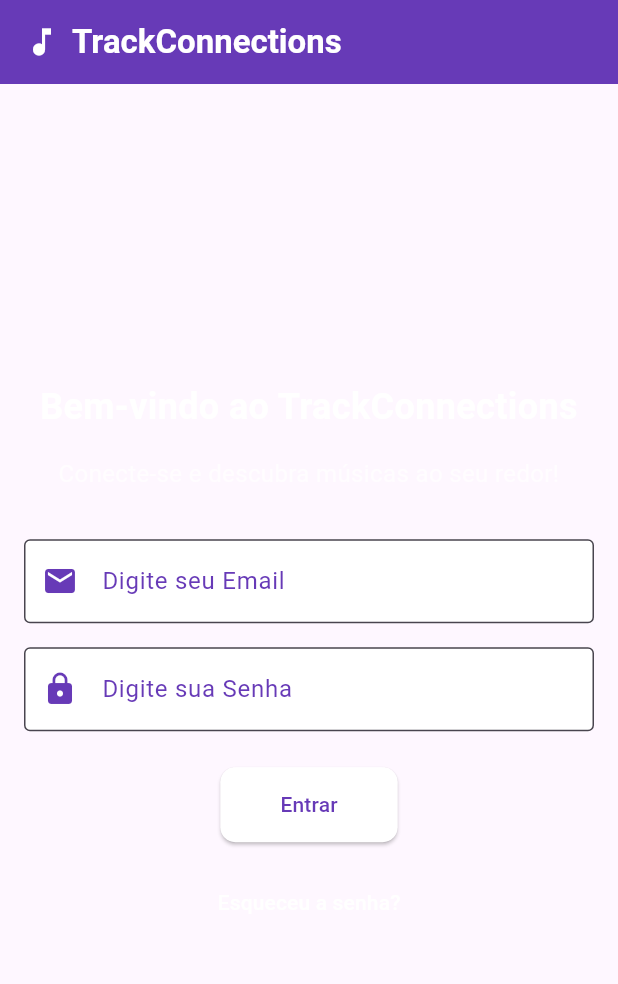
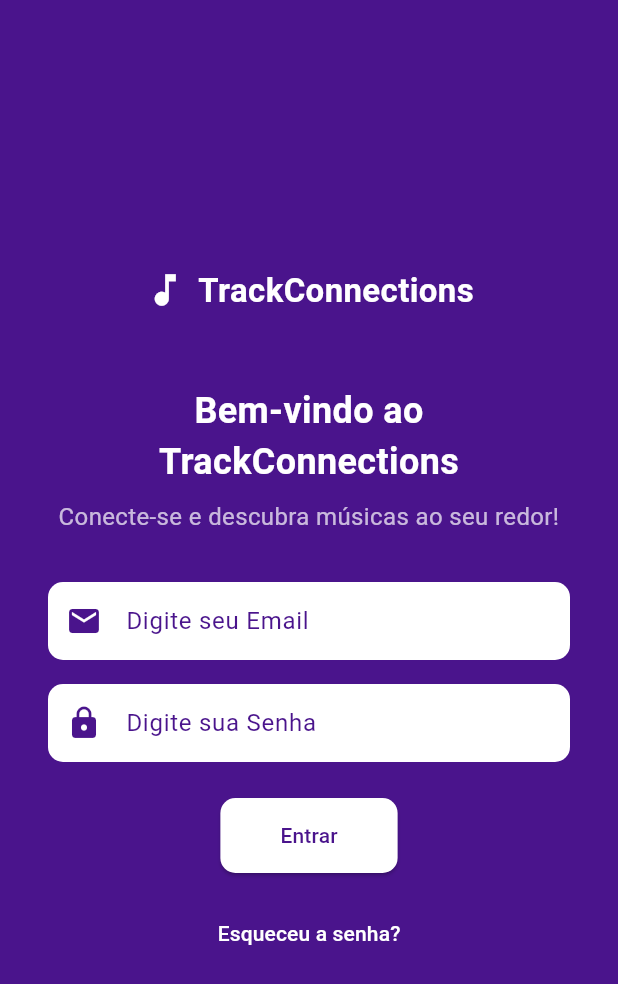
Before and after one commit to GabrielTembra/trackonnections, a Flutter app: the screen it shows after launch, on a phone screen of 412 x 824 dp. Shown: the top 984 px of the screen. Run offline on Flutter 3.47's test engine with Material 3 defaults, Android fonts, the phone set to English and light mode, and no system bars; our stand-ins replace google_maps_flutter, shared_preferences; missing offline and left inert: flutter_appauth.

Commit message:
quarto commit

```diff
--- a/lib/telaLogin.dart
+++ b/lib/telaLogin.dart
@@ -1,7 +1,4 @@
 import 'package:flutter/material.dart';
-import 'package:flutter_map/flutter_map.dart';
-import 'package:latlong2/latlong.dart';
-import 'package:maps_launcher/maps_launcher.dart';
 import 'package:trackonnections/telaPrincipal.dart';
 
 void main() {
@@ -19,7 +16,7 @@ class Telalogin extends StatelessWidget {
       theme: ThemeData(
         primarySwatch: Colors.deepPurple,
         visualDensity: VisualDensity.adaptivePlatformDensity,
-        scaffoldBackgroundColor: Colors.deepPurple,
+        scaffoldBackgroundColor: const Color(0xFF4A148C), // Fundo roxo escuro
       ),
       home: const LoginScreen(),
     );
@@ -29,115 +26,124 @@ class Telalogin extends StatelessWidget {
 class LoginScreen extends StatelessWidget {
   const LoginScreen({super.key});
 
-  static const LatLng _initialLocation = LatLng(-23.5505, -46.6333); // São Paulo
-
-  // Função para abrir o mapa
-  void _openMap() {
-    MapsLauncher.launchCoordinates(_initialLocation.latitude, _initialLocation.longitude);
-  }
-
   @override
   Widget build(BuildContext context) {
     return Scaffold(
-      appBar: AppBar(
-        backgroundColor: Colors.deepPurple, // Cor de fundo do AppBar roxa
-        title: Row(
+      backgroundColor: const Color(0xFF4A148C), // Fundo roxo escuro
+      body: Center(
+        child: SingleChildScrollView(
+          child: Padding(
+            padding: const EdgeInsets.symmetric(horizontal: 32.0),
+            child: Column(
+              mainAxisAlignment: MainAxisAlignment.center,
               children: [
-            const Icon(Icons.music_note, color: Colors.white),
-            const SizedBox(width: 8),
-            const Text(
+                Row(
+                  mainAxisAlignment: MainAxisAlignment.center,
+                  children: const [
+                    Icon(
+                      Icons.music_note,
+                      color: Colors.white,
+                      size: 28,
+                    ),
+                    SizedBox(width: 8),
+                    Text(
                       'TrackConnections',
                       style: TextStyle(
                         fontFamily: 'Roboto',
                         fontWeight: FontWeight.bold,
                         fontSize: 22,
-                color: Colors.white, // Título em branco
+                        color: Colors.white,
                       ),
                     ),
                   ],
                 ),
-        centerTitle: true,
-      ),
-      body: Padding(
-        padding: const EdgeInsets.all(16.0),
-        child: Column(
-          mainAxisAlignment: MainAxisAlignment.center,
-          children: [
+                const SizedBox(height: 48),
                 const Text(
                   'Bem-vindo ao TrackConnections',
                   style: TextStyle(
                     fontSize: 24,
                     fontWeight: FontWeight.bold,
-                color: Colors.white, // Título em branco
+                    color: Colors.white,
                   ),
                   textAlign: TextAlign.center,
                 ),
-            const SizedBox(height: 16),
+                const SizedBox(height: 8),
                 const Text(
                   'Conecte-se e descubra músicas ao seu redor!',
                   style: TextStyle(
                     fontSize: 16,
-                color: Colors.white70, // Texto abaixo do título em um tom mais claro
+                    color: Colors.white70,
                   ),
                   textAlign: TextAlign.center,
                 ),
                 const SizedBox(height: 32),
-            const TextField(
+                Container(
+                  decoration: BoxDecoration(
+                    color: Colors.white,
+                    borderRadius: BorderRadius.circular(10),
+                  ),
+                  child: const TextField(
                     decoration: InputDecoration(
-                hintText: 'Digite seu Email', // Texto dentro do campo de texto
-                hintStyle: TextStyle(color: Colors.deepPurple), // Cor do texto da dica
-                border: OutlineInputBorder(),
-                prefixIcon: Icon(Icons.mail, color: Colors.deepPurple), // Ícone de carta roxo
-                filled: true,
-                fillColor: Colors.white, // Cor de fundo do campo de texto
+                      hintText: 'Digite seu Email',
+                      hintStyle: TextStyle(color: Color(0xFF4A148C)),
+                      border: InputBorder.none,
+                      prefixIcon: Icon(Icons.mail, color: Color(0xFF4A148C)),
+                      contentPadding: EdgeInsets.symmetric(horizontal: 16, vertical: 14),
                     ),
                     keyboardType: TextInputType.emailAddress,
                   ),
+                ),
                 const SizedBox(height: 16),
-            const TextField(
+                Container(
+                  decoration: BoxDecoration(
+                    color: Colors.white,
+                    borderRadius: BorderRadius.circular(10),
+                  ),
+                  child: const TextField(
                     decoration: InputDecoration(
-                hintText: 'Digite sua Senha', // Texto dentro do campo de texto
-                hintStyle: TextStyle(color: Colors.deepPurple), // Cor do texto da dica
-                border: OutlineInputBorder(),
-                prefixIcon: Icon(Icons.lock, color: Colors.deepPurple), // Ícone de cadeado roxo
-                filled: true,
-                fillColor: Colors.white, // Cor de fundo do campo de texto
+                      hintText: 'Digite sua Senha',
+                      hintStyle: TextStyle(color: Color(0xFF4A148C)),
+                      border: InputBorder.none,
+                      prefixIcon: Icon(Icons.lock, color: Color(0xFF4A148C)),
+                      contentPadding: EdgeInsets.symmetric(horizontal: 16, vertical: 14),
                     ),
                     obscureText: true,
+                  ),
                 ),
                 const SizedBox(height: 24),
                 ElevatedButton(
                   onPressed: () {
-                // Ação do botão para navegar até a tela do mapa
                     Navigator.push(
                       context,
-                  MaterialPageRoute(builder: (context) => const SpotifyMusicRecognitionApp()),
+                      MaterialPageRoute(
+                          builder: (context) => const SpotifyMusicRecognitionApp()),
                     );
                   },
-              child: const Text('Entrar'),
                   style: ElevatedButton.styleFrom(
-                backgroundColor: Colors.white, // Cor de fundo do botão branco
-                foregroundColor: Colors.deepPurple, // Texto do botão em roxo
+                    backgroundColor: Colors.white,
+                    foregroundColor: const Color(0xFF4A148C),
                     padding: const EdgeInsets.symmetric(horizontal: 40, vertical: 15),
                     shape: RoundedRectangleBorder(
                       borderRadius: BorderRadius.circular(10),
                     ),
                   ),
+                  child: const Text('Entrar'),
                 ),
                 const SizedBox(height: 16),
                 TextButton(
                   onPressed: () {
-                // Adicione a lógica de recuperação de senha
                     print('Botão Esqueceu a Senha pressionado');
                   },
                   child: const Text(
                     'Esqueceu a senha?',
-                style: TextStyle(color: Colors.white), // Cor do texto do botão
+                    style: TextStyle(color: Colors.white),
                   ),
                 ),
               ],
             ),
           ),
+        ),
+      ),
     );
   }
 }
--- a/pubspec.yaml
+++ b/pubspec.yaml
@@ -8,12 +8,15 @@ environment:
 
 dependencies:
   app_links: ^6.3.2
+  auth_buttons: ^3.0.3
   flutter:
     sdk: flutter
+  flutter_appauth: ^8.0.1
   flutter_local_notifications: ^18.0.1
   flutter_map: ^7.0.2
   flutter_sound: ^9.17.8
   flutter_web_auth: ^0.6.0
+  flutter_webview_plugin: ^0.4.0
   geolocator: ^13.0.2
   google_maps: ^8.1.1
   google_maps_flutter: ^2.10.0
```
Also changed, not shown: lib/telaPrincipal.dart (+95 -127 lines), pubspec.lock, 1 other file. Lines whose indentation alone changed are shown as unchanged.
